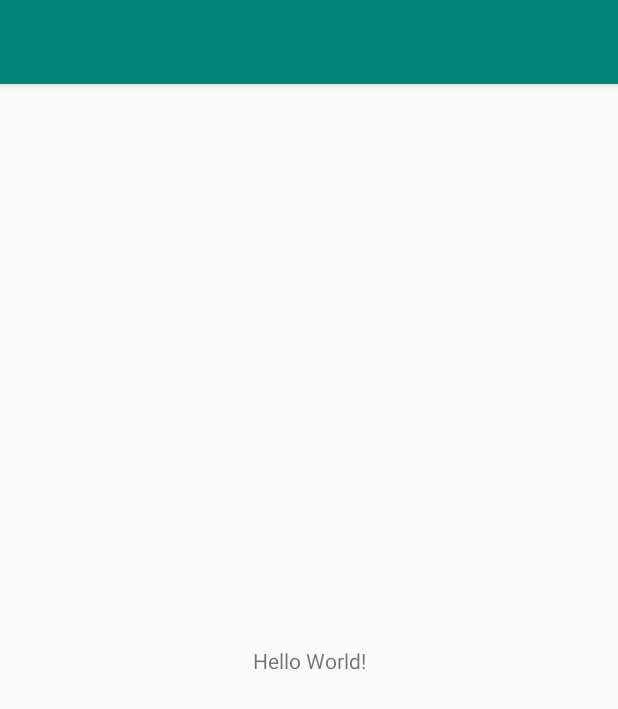
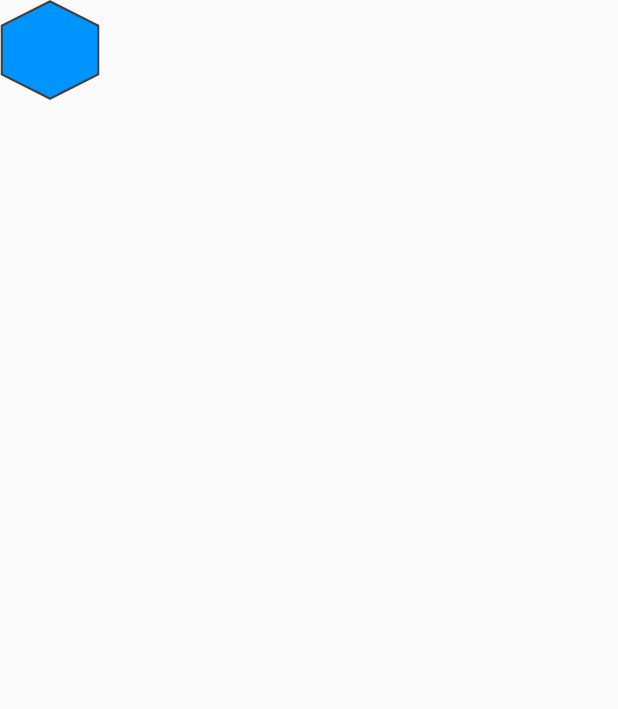
Before and after one commit to hrum/Pirates, an Android app: the screen it shows after launch (MainActivity before the commit, GameActivity after it), on a phone screen of 412 x 824 dp. Shown: the top 709 px of the screen. Run offline under Robolectric (Android 15) with nearby library versions, the phone set to English and light mode, and no system bars.

Commit message:
working on map

```diff
--- a/app/src/main/AndroidManifest.xml
+++ b/app/src/main/AndroidManifest.xml
@@ -9,7 +9,7 @@
         android:roundIcon="@mipmap/ic_launcher_round"
         android:supportsRtl="true"
         android:theme="@style/AppTheme">
-        <activity android:name=".view.MainActivity">
+        <activity android:name=".view.GameActivity">
             <intent-filter>
                 <action android:name="android.intent.action.MAIN" />
 
--- a/app/src/main/java/com/shuvzero/pirates/model/CellData.java
+++ b/app/src/main/java/com/shuvzero/pirates/model/CellData.java
@@ -6,4 +6,8 @@ public class CellData {
     private CellObject cellObject;
     private int hint;
     private boolean isFoggy;
+
+    public CellData(Biome biome) {
+        this.biome = biome;
+    }
 }
--- /dev/null
+++ b/app/src/main/java/com/shuvzero/pirates/model/Game.java
@@ -0,0 +1,4 @@
+package com.shuvzero.pirates.model;
+
+public class Game {
+}
--- a/app/src/main/java/com/shuvzero/pirates/view/MainActivity.java
+++ b/app/src/main/java/com/shuvzero/pirates/view/GameActivity.java
@@ -1,16 +1,14 @@
 package com.shuvzero.pirates.view;
 
-import androidx.appcompat.app.AppCompatActivity;
-
+import android.app.Activity;
 import android.os.Bundle;
 
-import com.shuvzero.pirates.R;
-
-public class MainActivity extends AppCompatActivity {
+public class GameActivity extends Activity {
 
     @Override
     protected void onCreate(Bundle savedInstanceState) {
         super.onCreate(savedInstanceState);
-        setContentView(R.layout.activity_main);
+        GameView gameView = new GameView(getBaseContext());
+        setContentView(gameView);
     }
 }
--- /dev/null
+++ b/app/src/main/java/com/shuvzero/pirates/view/GameView.java
@@ -0,0 +1,36 @@
+package com.shuvzero.pirates.view;
+
+import android.content.Context;
+import android.graphics.Canvas;
+import android.graphics.drawable.Drawable;
+import android.view.View;
+
+import androidx.core.content.ContextCompat;
+
+import com.shuvzero.pirates.R;
+
+public class GameView extends View {
+
+    public GameView(Context context) {
+        super(context);
+    }
+
+    @Override
+    protected void onDraw(Canvas canvas) {
+        super.onDraw(canvas);
+        drawMap(canvas);
+    }
+
+    private void drawMap(Canvas canvas) {
+        Drawable field = getDrawable(R.drawable.ocean);
+        field.setBounds(0, 0, 100, 100);
+        field.draw(canvas);
+    }
+
+    private Drawable getDrawable(int id) {
+        if(id != 0)
+            return ContextCompat.getDrawable(getContext(), id);
+        return null;
+    }
+
+}
--- a/app/src/main/res/layout/activity_main.xml
+++ /dev/null
@@ -1,18 +0,0 @@
-<?xml version="1.0" encoding="utf-8"?>
-<androidx.constraintlayout.widget.ConstraintLayout xmlns:android="http://schemas.android.com/apk/res/android"
-    xmlns:app="http://schemas.android.com/apk/res-auto"
-    xmlns:tools="http://schemas.android.com/tools"
-    android:layout_width="match_parent"
-    android:layout_height="match_parent"
-    tools:context=".view.MainActivity">
-
-    <TextView
-        android:layout_width="wrap_content"
-        android:layout_height="wrap_content"
-        android:text="Hello World!"
-        app:layout_constraintBottom_toBottomOf="parent"
-        app:layout_constraintLeft_toLeftOf="parent"
-        app:layout_constraintRight_toRightOf="parent"
-        app:layout_constraintTop_toTopOf="parent" />
-
-</androidx.constraintlayout.widget.ConstraintLayout>
```
Also changed, not shown: app/src/main/java/com/shuvzero/pirates/model/TreasureMap.java (+9 -4 lines), 2 other files.
